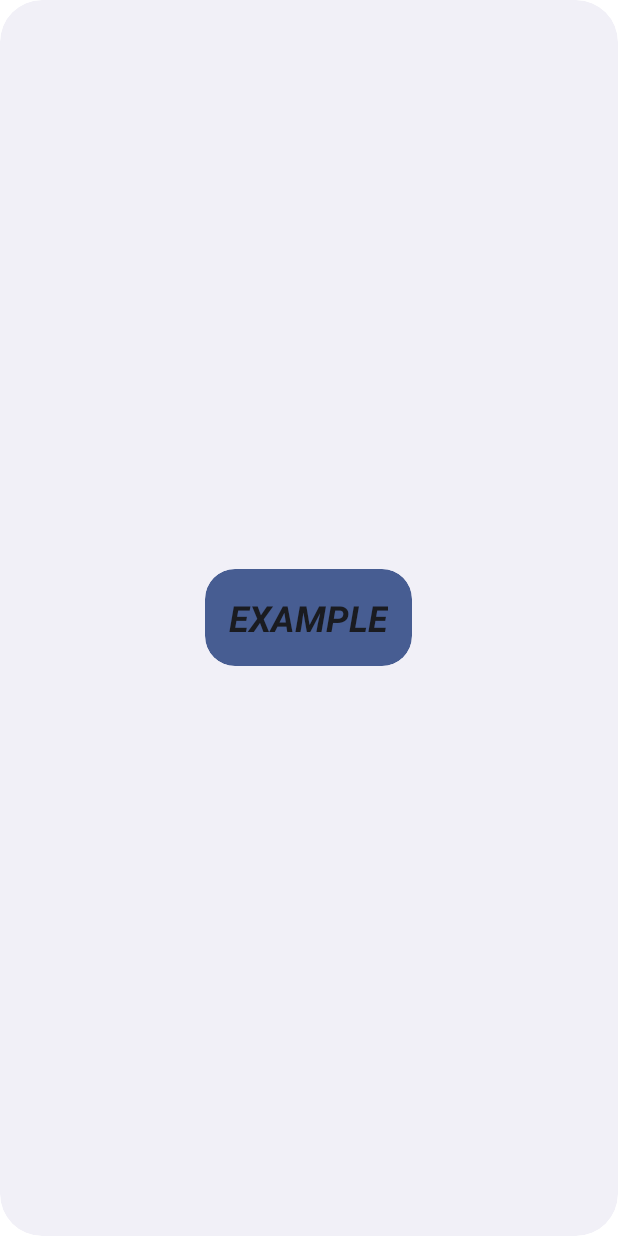
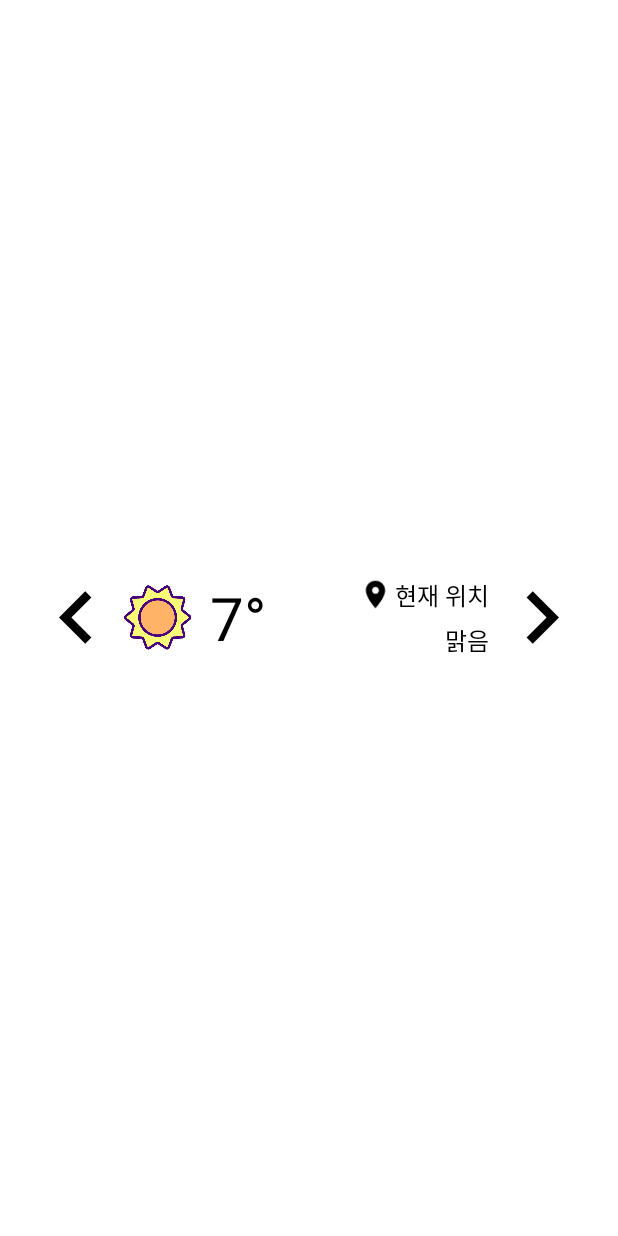
Before and after one commit to jjeansp9/WidgetWeather, an Android app: the layout widget_project.xml on its own in the app's theme, with its tools: preview values and no code run, on a phone screen of 412 x 824 dp. Run offline under Robolectric (Android 15) with nearby library versions, the phone set to English and light mode, and no system bars.

Commit message:
주간 기온, 요일 데이터 불러오기 기능 추가 // 가져온 위도,경도를 주소로 변환 // 하늘상태에 따라 이미지, 텍스트 변경 // 위젯 xml 작업, 버튼클릭 작업

```diff
--- a/app/src/main/AndroidManifest.xml
+++ b/app/src/main/AndroidManifest.xml
@@ -22,6 +22,8 @@
         android:theme="@style/Theme.WidgetWeather"
         android:usesCleartextTraffic="true"
         tools:targetApi="31" >
+
+        <!--    Widget    -->
         <receiver
             android:name=".WidgetProject"
             android:exported="false" >
--- a/app/src/main/java/kr/co/widgetweather/WidgetProject.java
+++ b/app/src/main/java/kr/co/widgetweather/WidgetProject.java
@@ -1,21 +1,34 @@
 package kr.co.widgetweather;
 
+import android.app.PendingIntent;
 import android.appwidget.AppWidgetManager;
 import android.appwidget.AppWidgetProvider;
+import android.content.ComponentName;
 import android.content.Context;
+import android.content.Intent;
+import android.util.Log;
+import android.widget.ImageView;
 import android.widget.RemoteViews;
+
+import kr.co.widgetweather.activities.MainActivity;
 
 /**
  * Implementation of App Widget functionality.
  */
 public class WidgetProject extends AppWidgetProvider {
 
+    private final String ACTION_BTN = "ButtonClick";
+
+
     @Override
     public void onUpdate(Context context, AppWidgetManager appWidgetManager, int[] appWidgetIds) {
-        // There may be multiple widgets active, so update all of them
-        for (int appWidgetId : appWidgetIds) {
-            updateAppWidget(context, appWidgetManager, appWidgetId);
-        }
+        RemoteViews remoteViews = new RemoteViews(context.getPackageName(), R.layout.widget_project);
+
+        Intent intent = new Intent(context, WidgetProject.class).setAction(ACTION_BTN);
+        PendingIntent pendingIntent = PendingIntent.getBroadcast(context,0, intent, 0);
+        remoteViews.setOnClickPendingIntent(R.id.previous, pendingIntent);
+
+        appWidgetManager.updateAppWidget(appWidgetIds, remoteViews);
     }
 
     @Override
@@ -31,12 +44,30 @@ public class WidgetProject extends AppWidgetProvider {
     static void updateAppWidget(Context context, AppWidgetManager appWidgetManager,
             int appWidgetId) {
 
-        CharSequence widgetText = context.getString(R.string.appwidget_text);
-        // Construct the RemoteViews object
-        RemoteViews views = new RemoteViews(context.getPackageName(), R.layout.widget_project);
-        views.setTextViewText(R.id.appwidget_text, widgetText);
+//        CharSequence widgetText = context.getString(R.string.appwidget_text);
+//        // Construct the RemoteViews object
+//        RemoteViews views = new RemoteViews(context.getPackageName(), R.layout.widget_project);
+//        views.setTextViewText(R.id.appwidget_text, widgetText);
+//
+//        // Instruct the widget manager to update the widget
+//        appWidgetManager.updateAppWidget(appWidgetId, views);
+    }
 
-        // Instruct the widget manager to update the widget
-        appWidgetManager.updateAppWidget(appWidgetId, views);
+    @Override
+    public void onReceive(Context context, Intent intent) {
+        super.onReceive(context, intent);
+        String action = intent.getAction();
+        if (action.equals(ACTION_BTN)){
+            //버튼 클릭 결과를 로그로 확인합니다.
+            Log.d("이벤트클릭 테스트 ","클릭!");
+            //버튼 클릭 결과를 위젯 위의 텍스트뷰를 변경함으로 확인합니다.
+            AppWidgetManager appWidgetManager = AppWidgetManager.getInstance(context);
+
+            RemoteViews remoteViews = new RemoteViews(context.getPackageName(), R.layout.widget_project);
+            ComponentName componentName = new ComponentName(context, WidgetProject.class);
+
+            remoteViews.setTextViewText(R.id.previous,"이벤트발생!");
+            appWidgetManager.updateAppWidget(componentName, remoteViews);
+        }
     }
 }
--- a/app/src/main/res/layout/widget_project.xml
+++ b/app/src/main/res/layout/widget_project.xml
@@ -2,18 +2,86 @@
     style="@style/Widget.WidgetWeather.AppWidget.Container"
     android:theme="@style/Theme.WidgetWeather.AppWidgetContainer"
     android:layout_width="match_parent"
-    android:layout_height="match_parent">
+    android:layout_height="match_parent"
+    android:backgroundTint="#2AFFFFFF">
+
+    <ImageView
+        android:id="@+id/previous"
+        android:layout_width="70dp"
+        android:layout_height="70dp"
+        android:layout_alignParentLeft="true"
+        android:src="@drawable/ic_arrow_left"
+        android:layout_centerVertical="true"/>
+
+    <ImageView
+        android:id="@+id/img_sky"
+        android:layout_width="70dp"
+        android:layout_height="70dp"
+
+        android:layout_centerVertical="true"
+        android:layout_marginLeft="54dp"
+        android:src="@drawable/weather_sunny" />
 
     <TextView
-        style="@style/Widget.WidgetWeather.AppWidget.InnerView"
-        android:id="@+id/appwidget_text"
         android:layout_width="wrap_content"
         android:layout_height="wrap_content"
-        android:layout_centerHorizontal="true"
+        android:text="7°"
+        android:textSize="40sp"
+        android:textColor="@color/black"
         android:layout_centerVertical="true"
-        android:text="@string/appwidget_text"
-        android:textSize="24sp"
-        android:textStyle="bold|italic"
-        android:layout_margin="8dp"
-        android:contentDescription="@string/appwidget_text" />
+        android:layout_toRightOf="@id/img_sky"/>
+
+
+    <RelativeLayout
+        android:layout_width="110dp"
+        android:layout_height="wrap_content"
+        android:layout_centerVertical="true"
+        android:layout_toLeftOf="@id/next">
+
+        <LinearLayout
+            android:layout_width="wrap_content"
+            android:layout_height="wrap_content"
+            android:orientation="horizontal"
+            android:layout_alignParentRight="true">
+
+            <ImageView
+                android:id="@+id/img_loc"
+                android:layout_width="22dp"
+                android:layout_height="22dp"
+                android:layout_gravity="center"
+                android:src="@drawable/ic_location"
+                android:layout_toLeftOf="@id/tv_loc"/>
+
+            <TextView
+                android:id="@+id/tv_loc"
+                android:layout_width="wrap_content"
+                android:layout_height="wrap_content"
+                android:text="현재 위치"
+                android:textColor="@color/black"
+                android:textSize="16sp"
+                android:layout_marginLeft="2dp"
+                android:layout_alignParentRight="true"/>
+
+        </LinearLayout>
+
+        <TextView
+            android:id="@+id/tv_sky"
+            android:layout_width="wrap_content"
+            android:layout_height="wrap_content"
+            android:layout_marginTop="30dp"
+            android:text="맑음"
+            android:textColor="@color/black"
+            android:textSize="16sp"
+            android:layout_alignParentRight="true"/>
+
+    </RelativeLayout>
+
+    <ImageView
+        android:id="@+id/next"
+        android:layout_width="70dp"
+        android:layout_height="70dp"
+        android:layout_alignParentRight="true"
+        android:src="@drawable/ic_arrow_right"
+        android:layout_centerVertical="true"/>
+
 </RelativeLayout>
--- a/app/src/main/res/xml/widget_project_info.xml
+++ b/app/src/main/res/xml/widget_project_info.xml
@@ -10,6 +10,6 @@
     android:widgetCategory="home_screen"
     android:previewLayout="@layout/widget_project"
     android:targetCellHeight="1"
-       android:targetCellWidth="4"
+    android:targetCellWidth="4"
     android:initialKeyguardLayout="@layout/widget_project"
 />
```
